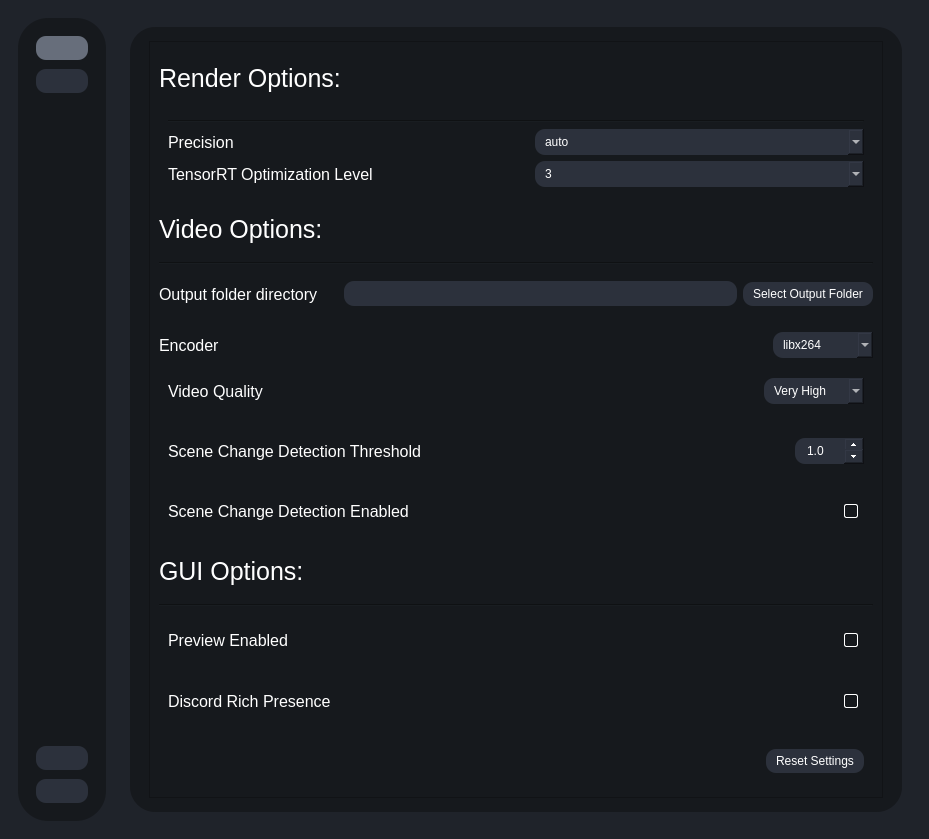
This is testRVEInterface.ui in TNTwise/REAL-Video-Enhancer as Qt 5 draws it before an edit. The edited form follows.
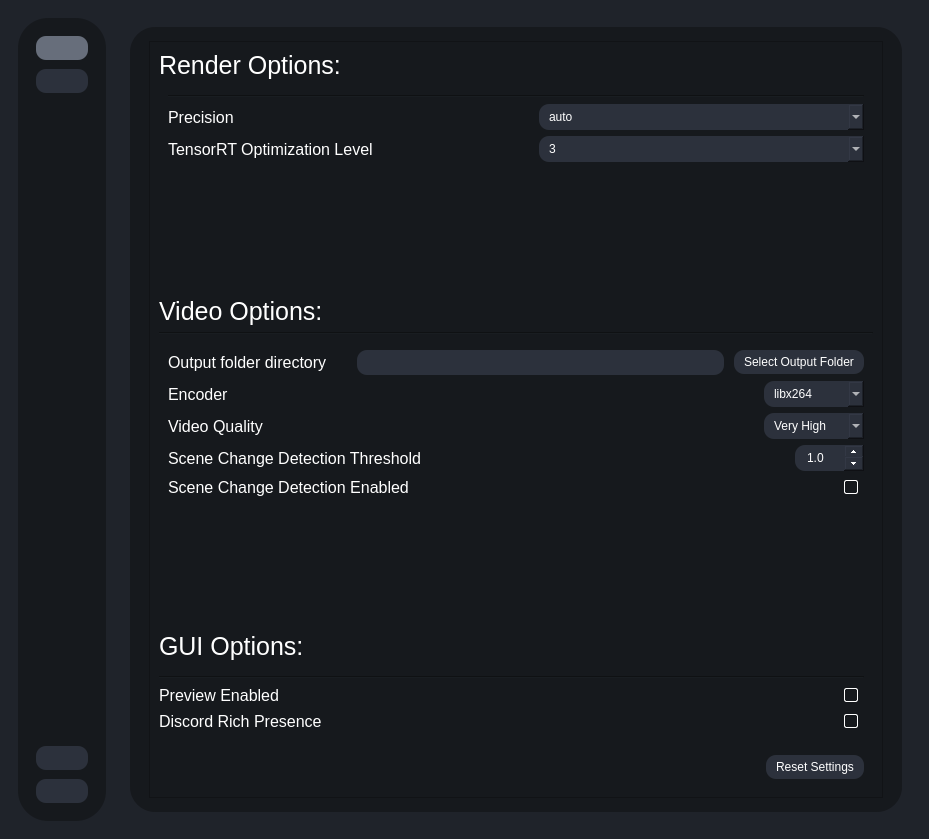
This is the edited form. The open tabs and pages were chosen to show the change. Icons and pictures are not drawn.

Commit message: revert linux deps due to issue with import torch

```diff
--- a/testRVEInterface.ui
+++ b/testRVEInterface.ui
@@ -1347,6 +1347,9 @@
                      </item>
                      <item>
                       <layout class="QHBoxLayout" name="precisionSettingsContainer">
+                       <property name="spacing">
+                        <number>10</number>
+                       </property>
                        <item>
                         <widget class="QLabel" name="label_3">
                          <property name="font">
@@ -1404,6 +1407,9 @@
                      </item>
                      <item>
                       <layout class="QHBoxLayout" name="tensorRTOptLevelSettingsContainer">
+                       <property name="spacing">
+                        <number>10</number>
+                       </property>
                        <item>
                         <widget class="QLabel" name="label_15">
                          <property name="font">
@@ -1475,6 +1481,19 @@
                     </layout>
                    </widget>
                   </item>
+                  <item>
+                   <spacer name="verticalSpacer_5">
+                    <property name="orientation">
+                     <enum>Qt::Orientation::Vertical</enum>
+                    </property>
+                    <property name="sizeHint" stdset="0">
+                     <size>
+                      <width>20</width>
+                      <height>40</height>
+                     </size>
+                    </property>
+                   </spacer>
+                  </item>
                   <item>
                    <widget class="QLabel" name="label_16">
                     <property name="font">
@@ -1501,8 +1520,14 @@
                    </widget>
                   </item>
                   <item>
+                   <widget class="QWidget" name="VideoSettingsContainer" native="true">
+                    <layout class="QVBoxLayout" name="verticalLayout_19">
+                     <item>
                    <widget class="QWidget" name="outputFileLocationContianer" native="true">
                     <layout class="QHBoxLayout" name="horizontalLayout_19">
+                        <property name="spacing">
+                         <number>10</number>
+                        </property>
                      <property name="leftMargin">
                       <number>0</number>
                      </property>
@@ -1512,6 +1537,9 @@
                      <property name="rightMargin">
                       <number>0</number>
                      </property>
+                        <property name="bottomMargin">
+                         <number>0</number>
+                        </property>
                      <item>
                       <widget class="QLabel" name="encoderLabel_3">
                        <property name="font">
@@ -1562,6 +1590,9 @@
                   </item>
                   <item>
                    <layout class="QHBoxLayout" name="encoderSettingsContainer">
+                       <property name="spacing">
+                        <number>0</number>
+                       </property>
                     <item>
                      <widget class="QLabel" name="encoderLabel">
                       <property name="font">
@@ -1622,6 +1653,21 @@
                   <item>
                    <widget class="QWidget" name="widget_9" native="true">
                     <layout class="QHBoxLayout" name="horizontalLayout_25">
+                        <property name="spacing">
+                         <number>0</number>
+                        </property>
+                        <property name="leftMargin">
+                         <number>0</number>
+                        </property>
+                        <property name="topMargin">
+                         <number>0</number>
+                        </property>
+                        <property name="rightMargin">
+                         <number>0</number>
+                        </property>
+                        <property name="bottomMargin">
+                         <number>0</number>
+                        </property>
                      <item>
                       <widget class="QLabel" name="encoderLabel_2">
                        <property name="font">
@@ -1683,6 +1729,21 @@
                   <item>
                    <widget class="QWidget" name="widget_7" native="true">
                     <layout class="QHBoxLayout" name="horizontalLayout_14">
+                        <property name="spacing">
+                         <number>10</number>
+                        </property>
+                        <property name="leftMargin">
+                         <number>0</number>
+                        </property>
+                        <property name="topMargin">
+                         <number>0</number>
+                        </property>
+                        <property name="rightMargin">
+                         <number>0</number>
+                        </property>
+                        <property name="bottomMargin">
+                         <number>0</number>
+                        </property>
                      <item>
                       <widget class="QLabel" name="label_30">
                        <property name="font">
@@ -1749,6 +1810,21 @@
                   <item>
                    <widget class="QWidget" name="sceneChangeDetectionSettingContainer" native="true">
                     <layout class="QHBoxLayout" name="horizontalLayout_17">
+                        <property name="spacing">
+                         <number>10</number>
+                        </property>
+                        <property name="leftMargin">
+                         <number>0</number>
+                        </property>
+                        <property name="topMargin">
+                         <number>0</number>
+                        </property>
+                        <property name="rightMargin">
+                         <number>0</number>
+                        </property>
+                        <property name="bottomMargin">
+                         <number>0</number>
+                        </property>
                      <item>
                       <widget class="QLabel" name="label_20">
                        <property name="font">
@@ -1806,6 +1882,22 @@
                     </layout>
                    </widget>
                   </item>
+                    </layout>
+                   </widget>
+                  </item>
+                  <item>
+                   <spacer name="verticalSpacer_3">
+                    <property name="orientation">
+                     <enum>Qt::Orientation::Vertical</enum>
+                    </property>
+                    <property name="sizeHint" stdset="0">
+                     <size>
+                      <width>20</width>
+                      <height>40</height>
+                     </size>
+                    </property>
+                   </spacer>
+                  </item>
                   <item>
                    <widget class="QLabel" name="label_22">
                     <property name="font">
@@ -1819,6 +1911,12 @@
                    </widget>
                   </item>
                   <item>
+                   <widget class="QWidget" name="GUIOptionsContainer" native="true">
+                    <layout class="QVBoxLayout" name="verticalLayout_20">
+                     <property name="leftMargin">
+                      <number>0</number>
+                     </property>
+                     <item>
                    <widget class="Line" name="line_4">
                     <property name="orientation">
                      <enum>Qt::Orientation::Horizontal</enum>
@@ -1828,6 +1926,21 @@
                   <item>
                    <widget class="QWidget" name="previewEnabledContainer" native="true">
                     <layout class="QHBoxLayout" name="horizontalLayout_21">
+                        <property name="spacing">
+                         <number>0</number>
+                        </property>
+                        <property name="leftMargin">
+                         <number>0</number>
+                        </property>
+                        <property name="topMargin">
+                         <number>0</number>
+                        </property>
+                        <property name="rightMargin">
+                         <number>0</number>
+                        </property>
+                        <property name="bottomMargin">
+                         <number>0</number>
+                        </property>
                      <item>
                       <widget class="QLabel" name="label_19">
                        <property name="font">
@@ -1866,6 +1979,21 @@
                   <item>
                    <widget class="QWidget" name="discordRPCSettingsContainer" native="true">
                     <layout class="QHBoxLayout" name="horizontalLayout_12">
+                        <property name="spacing">
+                         <number>0</number>
+                        </property>
+                        <property name="leftMargin">
+                         <number>0</number>
+                        </property>
+                        <property name="topMargin">
+                         <number>0</number>
+                        </property>
+                        <property name="rightMargin">
+                         <number>0</number>
+                        </property>
+                        <property name="bottomMargin">
+                         <number>0</number>
+                        </property>
                      <item>
                       <widget class="QLabel" name="label_23">
                        <property name="font">
@@ -1918,6 +2046,9 @@
                        <property name="text">
                         <string/>
                        </property>
+                         </widget>
+                        </item>
+                       </layout>
                       </widget>
                      </item>
                     </layout>
```
Lines whose indentation alone changed are shown as unchanged. The commit also changes 1 other file.
